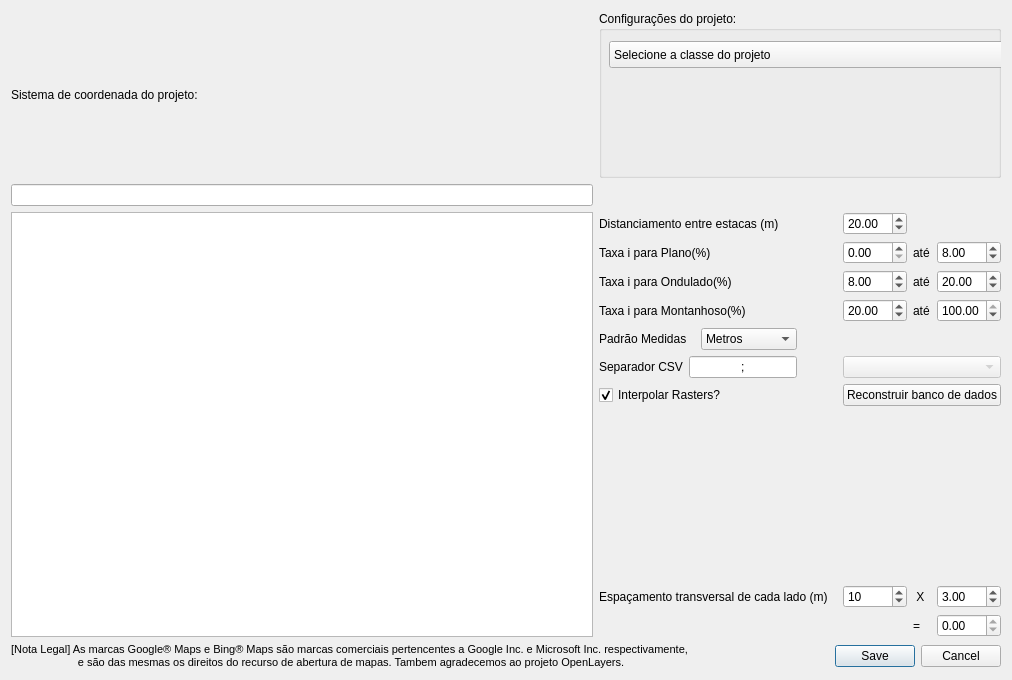
Before: the Qt Designer form app/view/ui/Topo_dialog_conf.ui in matheusfillipe/Topografia, drawn with Qt 5.
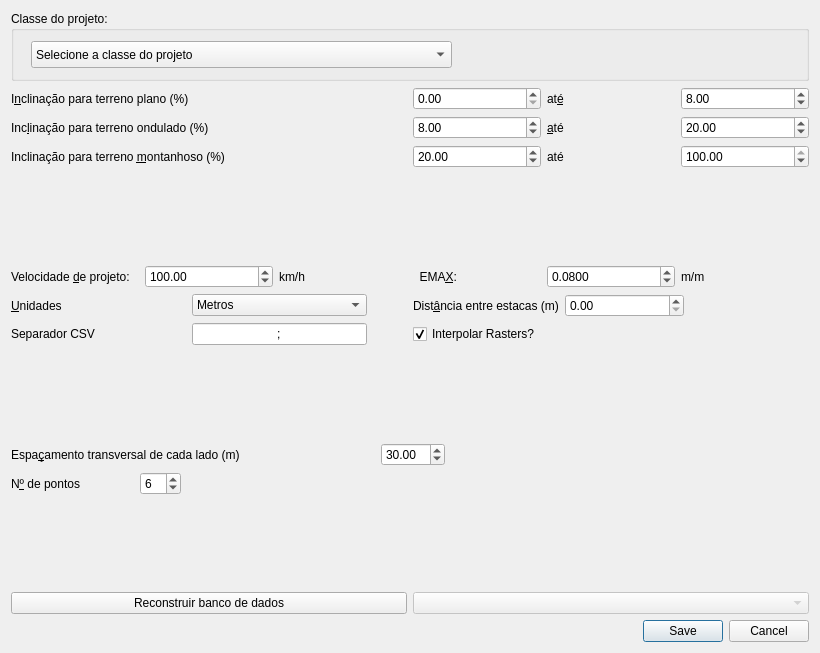
After: the same form once the commit is applied.

Diff of the .ui file:
```diff
--- a/app/view/ui/Topo_dialog_conf.ui
+++ b/app/view/ui/Topo_dialog_conf.ui
@@ -9,8 +9,8 @@
    <rect>
     <x>0</x>
     <y>0</y>
-    <width>1012</width>
-    <height>680</height>
+    <width>820</width>
+    <height>653</height>
    </rect>
   </property>
   <property name="sizePolicy">
@@ -22,11 +22,11 @@
   <property name="minimumSize">
    <size>
     <width>820</width>
-    <height>680</height>
+    <height>300</height>
    </size>
   </property>
   <property name="windowTitle">
-   <string>Topo</string>
+   <string>Configurações do projeto</string>
   </property>
   <property name="autoFillBackground">
    <bool>false</bool>
@@ -35,15 +35,336 @@
    <bool>false</bool>
   </property>
   <layout class="QGridLayout" name="gridLayout">
-   <item row="0" column="1" colspan="4">
+   <item row="12" column="1">
+    <layout class="QHBoxLayout" name="horizontalLayout_3">
+     <item>
+      <widget class="QLabel" name="label_14">
+       <property name="text">
+        <string>Velocidade &amp;de projeto: </string>
+       </property>
+       <property name="buddy">
+        <cstring>velProj</cstring>
+       </property>
+      </widget>
+     </item>
+     <item>
+      <widget class="QDoubleSpinBox" name="velProj">
+       <property name="maximum">
+        <double>400.000000000000000</double>
+       </property>
+       <property name="value">
+        <double>100.000000000000000</double>
+       </property>
+      </widget>
+     </item>
+     <item>
+      <widget class="QLabel" name="label_8">
+       <property name="text">
+        <string>km/h</string>
+       </property>
+      </widget>
+     </item>
+    </layout>
+   </item>
+   <item row="11" column="2">
+    <spacer name="verticalSpacer_2">
+     <property name="orientation">
+      <enum>Qt::Vertical</enum>
+     </property>
+     <property name="sizeHint" stdset="0">
+      <size>
+       <width>20</width>
+       <height>40</height>
+      </size>
+     </property>
+    </spacer>
+   </item>
+   <item row="12" column="2">
+    <layout class="QHBoxLayout" name="horizontalLayout_6">
+     <item>
+      <widget class="QLabel" name="label_emax">
+       <property name="sizePolicy">
+        <sizepolicy hsizetype="Minimum" vsizetype="Preferred">
+         <horstretch>0</horstretch>
+         <verstretch>0</verstretch>
+        </sizepolicy>
+       </property>
+       <property name="text">
+        <string>  EMA&amp;X: </string>
+       </property>
+       <property name="buddy">
+        <cstring>emax</cstring>
+       </property>
+      </widget>
+     </item>
+     <item>
+      <widget class="QDoubleSpinBox" name="emax">
+       <property name="decimals">
+        <number>4</number>
+       </property>
+       <property name="maximum">
+        <double>1.000000000000000</double>
+       </property>
+       <property name="singleStep">
+        <double>0.010000000000000</double>
+       </property>
+       <property name="value">
+        <double>0.080000000000000</double>
+       </property>
+      </widget>
+     </item>
+     <item>
+      <widget class="QLabel" name="label_15">
+       <property name="text">
+        <string>m/m</string>
+       </property>
+      </widget>
+     </item>
+    </layout>
+   </item>
+   <item row="9" column="2">
+    <layout class="QHBoxLayout" name="horizontalLayout_9">
+     <item>
+      <widget class="QDoubleSpinBox" name="onduladoMin">
+       <property name="value">
+        <double>8.000000000000000</double>
+       </property>
+      </widget>
+     </item>
+     <item>
+      <widget class="QLabel" name="label_6">
+       <property name="text">
+        <string>&amp;até</string>
+       </property>
+       <property name="buddy">
+        <cstring>onduladoMax</cstring>
+       </property>
+      </widget>
+     </item>
+     <item>
+      <widget class="QDoubleSpinBox" name="onduladoMax">
+       <property name="value">
+        <double>20.000000000000000</double>
+       </property>
+      </widget>
+     </item>
+    </layout>
+   </item>
+   <item row="21" column="1">
+    <widget class="QPushButton" name="dbBuild">
+     <property name="text">
+      <string>Reconstruir banco de dados</string>
+     </property>
+    </widget>
+   </item>
+   <item row="21" column="2">
+    <widget class="QComboBox" name="comboMap">
+     <property name="enabled">
+      <bool>false</bool>
+     </property>
+    </widget>
+   </item>
+   <item row="15" column="2">
+    <widget class="QCheckBox" name="interpol">
+     <property name="text">
+      <string>Interpolar Rasters?</string>
+     </property>
+     <property name="checked">
+      <bool>true</bool>
+     </property>
+    </widget>
+   </item>
+   <item row="9" column="1">
+    <widget class="QLabel" name="label_3">
+     <property name="sizePolicy">
+      <sizepolicy hsizetype="Minimum" vsizetype="Preferred">
+       <horstretch>0</horstretch>
+       <verstretch>0</verstretch>
+      </sizepolicy>
+     </property>
+     <property name="text">
+      <string>Inc&amp;linação para terreno ondulado (%)</string>
+     </property>
+     <property name="wordWrap">
+      <bool>true</bool>
+     </property>
+     <property name="buddy">
+      <cstring>onduladoMin</cstring>
+     </property>
+    </widget>
+   </item>
+   <item row="14" column="1">
+    <layout class="QHBoxLayout" name="horizontalLayout">
+     <item>
+      <widget class="QLabel" name="label_10">
+       <property name="text">
+        <string>&amp;Unidades</string>
+       </property>
+       <property name="buddy">
+        <cstring>comboUnits</cstring>
+       </property>
+      </widget>
+     </item>
+     <item>
+      <widget class="QComboBox" name="comboUnits">
+       <property name="acceptDrops">
+        <bool>false</bool>
+       </property>
+       <property name="editable">
+        <bool>false</bool>
+       </property>
+       <item>
+        <property name="text">
+         <string>Metros</string>
+        </property>
+       </item>
+       <item>
+        <property name="text">
+         <string>Kilometros</string>
+        </property>
+       </item>
+       <item>
+        <property name="text">
+         <string>Milimetros</string>
+        </property>
+       </item>
+      </widget>
+     </item>
+     <item>
+      <spacer name="horizontalSpacer_2">
+       <property name="sizePolicy">
+        <sizepolicy hsizetype="Minimum" vsizetype="Minimum">
+         <horstretch>0</horstretch>
+         <verstretch>0</verstretch>
+        </sizepolicy>
+       </property>
+       <property name="orientation">
+        <enum>Qt::Horizontal</enum>
+       </property>
+       <property name="sizeType">
+        <enum>QSizePolicy::Minimum</enum>
+       </property>
+       <property name="sizeHint" stdset="0">
+        <size>
+         <width>40</width>
+         <height>20</height>
+        </size>
+       </property>
+      </spacer>
+     </item>
+    </layout>
+   </item>
+   <item row="15" column="1">
+    <layout class="QHBoxLayout" name="horizontalLayout_2">
+     <item>
+      <widget class="QLabel" name="label_9">
+       <property name="sizePolicy">
+        <sizepolicy hsizetype="Minimum" vsizetype="Preferred">
+         <horstretch>0</horstretch>
+         <verstretch>0</verstretch>
+        </sizepolicy>
+       </property>
+       <property name="text">
+        <string>Separador CSV</string>
+       </property>
+       <property name="buddy">
+        <cstring>txtCSV</cstring>
+       </property>
+      </widget>
+     </item>
+     <item>
+      <widget class="QLineEdit" name="txtCSV">
+       <property name="sizePolicy">
+        <sizepolicy hsizetype="Minimum" vsizetype="Fixed">
+         <horstretch>0</horstretch>
+         <verstretch>0</verstretch>
+        </sizepolicy>
+       </property>
+       <property name="text">
+        <string>;</string>
+       </property>
+       <property name="maxLength">
+        <number>1</number>
+       </property>
+       <property name="alignment">
+        <set>Qt::AlignCenter</set>
+       </property>
+      </widget>
+     </item>
+     <item>
+      <spacer name="horizontalSpacer">
+       <property name="orientation">
+        <enum>Qt::Horizontal</enum>
+       </property>
+       <property name="sizeType">
+        <enum>QSizePolicy::Minimum</enum>
+       </property>
+       <property name="sizeHint" stdset="0">
+        <size>
+         <width>40</width>
+         <height>20</height>
+        </size>
+       </property>
+      </spacer>
+     </item>
+    </layout>
+   </item>
+   <item row="7" column="1">
+    <widget class="QLabel" name="label_2">
+     <property name="enabled">
+      <bool>true</bool>
+     </property>
+     <property name="sizePolicy">
+      <sizepolicy hsizetype="Minimum" vsizetype="Preferred">
+       <horstretch>0</horstretch>
+       <verstretch>0</verstretch>
+      </sizepolicy>
+     </property>
+     <property name="text">
+      <string>I&amp;nclinação para terreno plano (%)</string>
+     </property>
+     <property name="wordWrap">
+      <bool>true</bool>
+     </property>
+     <property name="buddy">
+      <cstring>planoMin</cstring>
+     </property>
+    </widget>
+   </item>
+   <item row="10" column="1">
+    <widget class="QLabel" name="label_4">
+     <property name="sizePolicy">
+      <sizepolicy hsizetype="Minimum" vsizetype="Preferred">
+       <horstretch>0</horstretch>
+       <verstretch>0</verstretch>
+      </sizepolicy>
+     </property>
+     <property name="text">
+      <string>Inclinação para terreno &amp;montanhoso (%)</string>
+     </property>
+     <property name="wordWrap">
+      <bool>true</bool>
+     </property>
+     <property name="buddy">
+      <cstring>montanhosoMin</cstring>
+     </property>
+    </widget>
+   </item>
+   <item row="0" column="1" colspan="2">
     <widget class="QGroupBox" name="groupBox">
+     <property name="minimumSize">
+      <size>
+       <width>0</width>
+       <height>70</height>
+      </size>
+     </property>
      <property name="title">
-      <string>Configurações do projeto:</string>
+      <string>Classe do projeto:</string>
      </property>
      <widget class="QComboBox" name="comboClasse">
       <property name="geometry">
        <rect>
-        <x>10</x>
+        <x>20</x>
         <y>30</y>
         <width>421</width>
         <height>27</height>
@@ -98,176 +419,92 @@
      </widget>
     </widget>
    </item>
-   <item row="5" column="4">
-    <widget class="QDoubleSpinBox" name="montanhosoMax">
-     <property name="maximum">
-      <double>100.000000000000000</double>
-     </property>
-     <property name="value">
-      <double>100.000000000000000</double>
-     </property>
-    </widget>
-   </item>
-   <item row="0" column="0">
-    <widget class="QLabel" name="label">
-     <property name="sizePolicy">
-      <sizepolicy hsizetype="Expanding" vsizetype="Preferred">
-       <horstretch>0</horstretch>
-       <verstretch>0</verstretch>
-      </sizepolicy>
-     </property>
-     <property name="text">
-      <string>Sistema de coordenada do projeto:</string>
-     </property>
-    </widget>
-   </item>
-   <item row="3" column="2">
-    <widget class="QDoubleSpinBox" name="planoMin"/>
-   </item>
-   <item row="2" column="2">
-    <widget class="QDoubleSpinBox" name="estacas">
-     <property name="maximum">
-      <double>999.990000000000009</double>
-     </property>
-     <property name="value">
-      <double>20.000000000000000</double>
-     </property>
-    </widget>
-   </item>
-   <item row="4" column="1">
-    <widget class="QLabel" name="label_3">
-     <property name="sizePolicy">
-      <sizepolicy hsizetype="Minimum" vsizetype="Preferred">
-       <horstretch>0</horstretch>
-       <verstretch>0</verstretch>
-      </sizepolicy>
-     </property>
-     <property name="text">
-      <string>Taxa i para Ondulado(%)</string>
-     </property>
-    </widget>
-   </item>
-   <item row="6" column="1">
-    <layout class="QHBoxLayout" name="horizontalLayout">
+   <item row="14" column="2">
+    <layout class="QHBoxLayout" name="horizontalLayout_5">
      <item>
-      <widget class="QLabel" name="label_10">
+      <widget class="QLabel" name="label_11">
+       <property name="sizePolicy">
+        <sizepolicy hsizetype="Minimum" vsizetype="Preferred">
+         <horstretch>0</horstretch>
+         <verstretch>0</verstretch>
+        </sizepolicy>
+       </property>
        <property name="text">
-        <string>Padrão Medidas</string>
+        <string>Dist&amp;ância entre estacas (m)</string>
        </property>
+       <property name="buddy">
+        <cstring>estacas</cstring>
+       </property>
       </widget>
      </item>
      <item>
-      <widget class="QComboBox" name="comboUnits">
-       <property name="acceptDrops">
-        <bool>false</bool>
+      <widget class="QDoubleSpinBox" name="estacas"/>
+     </item>
+     <item>
+      <widget class="QLabel" name="label_16">
+       <property name="text">
+        <string/>
        </property>
-       <property name="editable">
-        <bool>false</bool>
-       </property>
-       <item>
-        <property name="text">
-         <string>Metros</string>
-        </property>
-       </item>
-       <item>
-        <property name="text">
-         <string>Kilometros</string>
-        </property>
-       </item>
-       <item>
-        <property name="text">
-         <string>Milimetros</string>
-        </property>
-       </item>
       </widget>
      </item>
+    </layout>
+   </item>
+   <item row="16" column="1">
+    <spacer name="verticalSpacer_3">
+     <property name="orientation">
+      <enum>Qt::Vertical</enum>
+     </property>
+     <property name="sizeHint" stdset="0">
+      <size>
+       <width>20</width>
+       <height>40</height>
+      </size>
+     </property>
+    </spacer>
+   </item>
+   <item row="7" column="2">
+    <layout class="QHBoxLayout" name="horizontalLayout_8">
      <item>
-      <spacer name="horizontalSpacer_2">
+      <widget class="QDoubleSpinBox" name="planoMin"/>
+     </item>
+     <item>
+      <widget class="QLabel" name="label_5">
        <property name="sizePolicy">
         <sizepolicy hsizetype="Minimum" vsizetype="Minimum">
          <horstretch>0</horstretch>
          <verstretch>0</verstretch>
         </sizepolicy>
        </property>
-       <property name="orientation">
-        <enum>Qt::Horizontal</enum>
+       <property name="text">
+        <string>at&amp;é</string>
        </property>
-       <property name="sizeType">
-        <enum>QSizePolicy::Minimum</enum>
+       <property name="buddy">
+        <cstring>planoMax</cstring>
        </property>
-       <property name="sizeHint" stdset="0">
-        <size>
-         <width>40</width>
-         <height>20</height>
-        </size>
+      </widget>
+     </item>
+     <item>
+      <widget class="QDoubleSpinBox" name="planoMax">
+       <property name="value">
+        <double>8.000000000000000</double>
        </property>
-      </spacer>
+      </widget>
      </item>
     </layout>
    </item>
-   <item row="2" column="1">
-    <widget class="QLabel" name="label_11">
-     <property name="sizePolicy">
-      <sizepolicy hsizetype="Minimum" vsizetype="Preferred">
-       <horstretch>0</horstretch>
-       <verstretch>0</verstretch>
-      </sizepolicy>
-     </property>
-     <property name="text">
-      <string>Distanciamento entre estacas (m)</string>
-     </property>
-    </widget>
-   </item>
-   <item row="3" column="3">
-    <widget class="QLabel" name="label_5">
-     <property name="text">
-      <string>até</string>
-     </property>
-    </widget>
-   </item>
-   <item row="4" column="4">
-    <widget class="QDoubleSpinBox" name="onduladoMax">
-     <property name="value">
-      <double>20.000000000000000</double>
-     </property>
-    </widget>
-   </item>
-   <item row="4" column="2">
-    <widget class="QDoubleSpinBox" name="onduladoMin">
-     <property name="value">
-      <double>8.000000000000000</double>
-     </property>
-    </widget>
-   </item>
-   <item row="13" column="0" colspan="5">
+   <item row="23" column="1" colspan="2">
     <layout class="QHBoxLayout" name="horizontalLayout_4">
-     <item>
-      <widget class="QLabel" name="label_8">
-       <property name="font">
-        <font>
-         <pointsize>8</pointsize>
-        </font>
-       </property>
-       <property name="text">
-        <string>[Nota Legal] As marcas Google® Maps e Bing® Maps são marcas comerciais pertencentes a Google Inc. e Microsoft Inc. respectivamente,
- e são das mesmas os direitos do recurso de abertura de mapas. Tambem agradecemos ao projeto OpenLayers.</string>
-       </property>
-       <property name="alignment">
-        <set>Qt::AlignCenter</set>
-       </property>
-       <property name="margin">
-        <number>0</number>
-       </property>
-       <property name="indent">
-        <number>-1</number>
-       </property>
-      </widget>
-     </item>
      <item>
       <widget class="QDialogButtonBox" name="button_box">
        <property name="enabled">
         <bool>true</bool>
        </property>
+       <property name="sizePolicy">
+        <sizepolicy hsizetype="Minimum" vsizetype="Fixed">
+         <horstretch>0</horstretch>
+         <verstretch>0</verstretch>
+        </sizepolicy>
+       </property>
        <property name="orientation">
         <enum>Qt::Horizontal</enum>
        </property>
@@ -278,230 +515,159 @@
      </item>
     </layout>
    </item>
-   <item row="2" column="0" rowspan="10">
-    <widget class="QTableWidget" name="tableCRS">
-     <property name="sizePolicy">
-      <sizepolicy hsizetype="Expanding" vsizetype="Expanding">
-       <horstretch>0</horstretch>
-       <verstretch>0</verstretch>
-      </sizepolicy>
-     </property>
-     <property name="editTriggers">
-      <set>QAbstractItemView::NoEditTriggers</set>
-     </property>
-     <property name="sortingEnabled">
-      <bool>true</bool>
-     </property>
-     <property name="rowCount">
-      <number>0</number>
-     </property>
-    </widget>
-   </item>
-   <item row="1" column="0">
-    <widget class="QLineEdit" name="txtCRS"/>
-   </item>
-   <item row="7" column="1">
-    <layout class="QHBoxLayout" name="horizontalLayout_2">
-     <item>
-      <widget class="QLabel" name="label_9">
-       <property name="sizePolicy">
-        <sizepolicy hsizetype="Minimum" vsizetype="Preferred">
-         <horstretch>0</horstretch>
-         <verstretch>0</verstretch>
-        </sizepolicy>
-       </property>
-       <property name="text">
-        <string>Separador CSV</string>
-       </property>
-      </widget>
-     </item>
-     <item>
-      <widget class="QLineEdit" name="txtCSV">
-       <property name="sizePolicy">
-        <sizepolicy hsizetype="Minimum" vsizetype="Fixed">
-         <horstretch>0</horstretch>
-         <verstretch>0</verstretch>
-        </sizepolicy>
-       </property>
-       <property name="text">
-        <string>;</string>
-       </property>
-       <property name="maxLength">
-        <number>1</number>
-       </property>
-       <property name="alignment">
-        <set>Qt::AlignCenter</set>
-       </property>
-      </widget>
-     </item>
-     <item>
-      <spacer name="horizontalSpacer">
-       <property name="orientation">
-        <enum>Qt::Horizontal</enum>
-       </property>
-       <property name="sizeType">
-        <enum>QSizePolicy::Minimum</enum>
-       </property>
-       <property name="sizeHint" stdset="0">
-        <size>
-         <width>40</width>
-         <height>20</height>
-        </size>
-       </property>
-      </spacer>
-     </item>
-    </layout>
-   </item>
-   <item row="8" column="1">
-    <layout class="QHBoxLayout" name="horizontalLayout_3">
-     <item>
-      <widget class="QCheckBox" name="interpol">
-       <property name="text">
-        <string>Interpolar Rasters?</string>
-       </property>
-       <property name="checked">
-        <bool>true</bool>
-       </property>
-      </widget>
-     </item>
-    </layout>
-   </item>
-   <item row="4" column="3">
-    <widget class="QLabel" name="label_6">
-     <property name="text">
-      <string>até</string>
-     </property>
-    </widget>
-   </item>
-   <item row="5" column="2">
-    <widget class="QDoubleSpinBox" name="montanhosoMin">
-     <property name="value">
-      <double>20.000000000000000</double>
-     </property>
-    </widget>
-   </item>
-   <item row="5" column="3">
-    <widget class="QLabel" name="label_7">
-     <property name="text">
-      <string>até</string>
-     </property>
-    </widget>
-   </item>
-   <item row="3" column="4">
-    <widget class="QDoubleSpinBox" name="planoMax">
-     <property name="value">
-      <double>8.000000000000000</double>
-     </property>
-    </widget>
-   </item>
-   <item row="3" column="1">
-    <widget class="QLabel" name="label_2">
-     <property name="enabled">
-      <bool>true</bool>
-     </property>
-     <property name="sizePolicy">
-      <sizepolicy hsizetype="Minimum" vsizetype="Preferred">
-       <horstretch>0</horstretch>
-       <verstretch>0</verstretch>
-      </sizepolicy>
-     </property>
-     <property name="text">
-      <string>Taxa i para Plano(%)</string>
-     </property>
-    </widget>
-   </item>
-   <item row="5" column="1">
-    <widget class="QLabel" name="label_4">
-     <property name="sizePolicy">
-      <sizepolicy hsizetype="Minimum" vsizetype="Preferred">
-       <horstretch>0</horstretch>
-       <verstretch>0</verstretch>
-      </sizepolicy>
-     </property>
-     <property name="text">
-      <string>Taxa i para Montanhoso(%)</string>
-     </property>
-    </widget>
-   </item>
-   <item row="7" column="2" colspan="3">
-    <widget class="QComboBox" name="comboMap">
-     <property name="enabled">
-      <bool>false</bool>
-     </property>
-    </widget>
-   </item>
-   <item row="11" column="3">
-    <widget class="QLabel" name="label_14">
-     <property name="text">
-      <string>=</string>
-     </property>
-    </widget>
-   </item>
-   <item row="11" column="4">
-    <widget class="QDoubleSpinBox" name="t_espassamento">
-     <property name="whatsThis">
-      <string>&lt;html&gt;&lt;head/&gt;&lt;body&gt;&lt;p&gt;Espaçamento em metros a ser cotado a partir de cada lado do centro da sessão transversal. &lt;/p&gt;&lt;/body&gt;&lt;/html&gt;</string>
-     </property>
-     <property name="readOnly">
-      <bool>true</bool>
-     </property>
-    </widget>
-   </item>
-   <item row="10" column="1">
-    <widget class="QLabel" name="label_12">
-     <property name="sizePolicy">
-      <sizepolicy hsizetype="Minimum" vsizetype="Preferred">
-       <horstretch>0</horstretch>
-       <verstretch>0</verstretch>
-      </sizepolicy>
-     </property>
-     <property name="text">
-      <string>Espaçamento transversal de cada lado (m)</string>
-     </property>
-    </widget>
-   </item>
    <item row="10" column="2">
-    <widget class="QSpinBox" name="transversal">
-     <property name="whatsThis">
-      <string>&lt;html&gt;&lt;head/&gt;&lt;body&gt;&lt;p&gt;Número de pontos cotados distribuidos para cada lado da sessão tipo&lt;/p&gt;&lt;/body&gt;&lt;/html&gt;</string>
-     </property>
-     <property name="value">
-      <number>10</number>
-     </property>
-    </widget>
+    <layout class="QHBoxLayout" name="horizontalLayout_10">
+     <item>
+      <widget class="QDoubleSpinBox" name="montanhosoMin">
+       <property name="value">
+        <double>20.000000000000000</double>
+       </property>
+      </widget>
+     </item>
+     <item>
+      <widget class="QLabel" name="label_7">
+       <property name="text">
+        <string>até</string>
+       </property>
+       <property name="buddy">
+        <cstring>montanhosoMax</cstring>
+       </property>
+      </widget>
+     </item>
+     <item>
+      <widget class="QDoubleSpinBox" name="montanhosoMax">
+       <property name="maximum">
+        <double>100.000000000000000</double>
+       </property>
+       <property name="value">
+        <double>100.000000000000000</double>
+       </property>
+      </widget>
+     </item>
+    </layout>
    </item>
-   <item row="10" column="3">
-    <widget class="QLabel" name="label_13">
-     <property name="text">
-      <string> X</string>
-     </property>
-    </widget>
+   <item row="17" column="1" colspan="2">
+    <layout class="QHBoxLayout" name="horizontalLayout_7">
+     <item>
+      <widget class="QLabel" name="label_12">
+       <property name="sizePolicy">
+        <sizepolicy hsizetype="Expanding" vsizetype="Preferred">
+         <horstretch>0</horstretch>
+         <verstretch>0</verstretch>
+        </sizepolicy>
+       </property>
+       <property name="text">
+        <string>Espa&amp;çamento transversal de cada lado (m)</string>
+       </property>
+       <property name="wordWrap">
+        <bool>true</bool>
+       </property>
+       <property name="buddy">
+        <cstring>transversal</cstring>
+       </property>
+      </widget>
+     </item>
+     <item>
+      <widget class="QDoubleSpinBox" name="transversal">
+       <property name="whatsThis">
+        <string>&lt;html&gt;&lt;head/&gt;&lt;body&gt;&lt;p&gt;Espaçamento transversal em metros de cada lado da sessão transversal&lt;/p&gt;&lt;/body&gt;&lt;/html&gt;</string>
+       </property>
+       <property name="minimum">
+        <double>0.100000000000000</double>
+       </property>
+       <property name="maximum">
+        <double>500.000000000000000</double>
+       </property>
+       <property name="value">
+        <double>30.000000000000000</double>
+       </property>
+      </widget>
+     </item>
+     <item>
+      <spacer name="horizontalSpacer_3">
+       <property name="orientation">
+        <enum>Qt::Horizontal</enum>
+       </property>
+       <property name="sizeType">
+        <enum>QSizePolicy::Expanding</enum>
+       </property>
+       <property name="sizeHint" stdset="0">
+        <size>
+         <width>40</width>
+         <height>20</height>
+        </size>
+       </property>
+      </spacer>
+     </item>
+    </layout>
    </item>
-   <item row="10" column="4">
-    <widget class="QDoubleSpinBox" name="offsetSpinBox">
-     <property name="whatsThis">
-      <string>&lt;html&gt;&lt;head/&gt;&lt;body&gt;&lt;p&gt;Espaçamento entre os pontos&lt;/p&gt;&lt;/body&gt;&lt;/html&gt;</string>
-     </property>
-     <property name="minimum">
-      <double>1.000000000000000</double>
-     </property>
-     <property name="maximum">
-      <double>8.000000000000000</double>
-     </property>
-     <property name="singleStep">
-      <double>0.500000000000000</double>
-     </property>
-     <property name="value">
-      <double>3.000000000000000</double>
-     </property>
-    </widget>
+   <item row="19" column="1" colspan="2">
+    <layout class="QHBoxLayout" name="horizontalLayout_12">
+     <item>
+      <widget class="QLabel" name="label_13">
+       <property name="sizePolicy">
+        <sizepolicy hsizetype="Minimum" vsizetype="Preferred">
+         <horstretch>0</horstretch>
+         <verstretch>0</verstretch>
+        </sizepolicy>
+       </property>
+       <property name="text">
+        <string>N&amp;º de pontos                </string>
+       </property>
+       <property name="buddy">
+        <cstring>offsetSpinBox</cstring>
+       </property>
+      </widget>
+     </item>
+     <item>
+      <widget class="QSpinBox" name="offsetSpinBox">
+       <property name="maximumSize">
+        <size>
+         <width>80</width>
+         <height>16777215</height>
+        </size>
+       </property>
+       <property name="whatsThis">
+        <string>&lt;html&gt;&lt;head/&gt;&lt;body&gt;&lt;p&gt;Número de pontos para interpolar na sessão transversal, incluindo o ponto central&lt;/p&gt;&lt;p&gt;&lt;br/&gt;&lt;/p&gt;&lt;p&gt;&lt;br/&gt;&lt;/p&gt;&lt;/body&gt;&lt;/html&gt;</string>
+       </property>
+       <property name="minimum">
+        <number>2</number>
+       </property>
+       <property name="value">
+        <number>6</number>
+       </property>
+      </widget>
+     </item>
+     <item>
+      <spacer name="horizontalSpacer_4">
+       <property name="orientation">
+        <enum>Qt::Horizontal</enum>
+       </property>
+       <property name="sizeType">
+        <enum>QSizePolicy::Expanding</enum>
+       </property>
+       <property name="sizeHint" stdset="0">
+        <size>
+         <width>40</width>
+         <height>20</height>
+        </size>
+       </property>
+      </spacer>
+     </item>
+    </layout>
    </item>
-   <item row="8" column="2" colspan="3">
-    <widget class="QPushButton" name="dbBuild">
-     <property name="text">
-      <string>Reconstruir banco de dados</string>
+   <item row="20" column="1">
+    <spacer name="verticalSpacer">
+     <property name="orientation">
+      <enum>Qt::Vertical</enum>
      </property>
-    </widget>
+     <property name="sizeHint" stdset="0">
+      <size>
+       <width>20</width>
+       <height>40</height>
+      </size>
+     </property>
+    </spacer>
    </item>
   </layout>
   <action name="actionOpenFolderAction">
```
Left out of the diff: 24 changed lines with no effect on the pictures.
